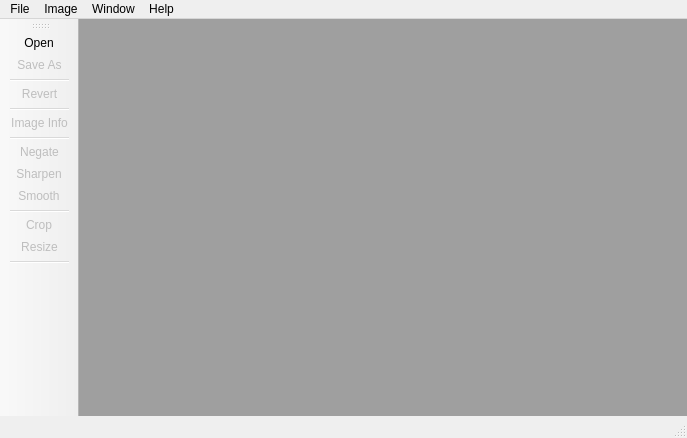
Qt form mainwindow.ui (zjucsxxd/Qt-Image-Viewer-1) before a commit.
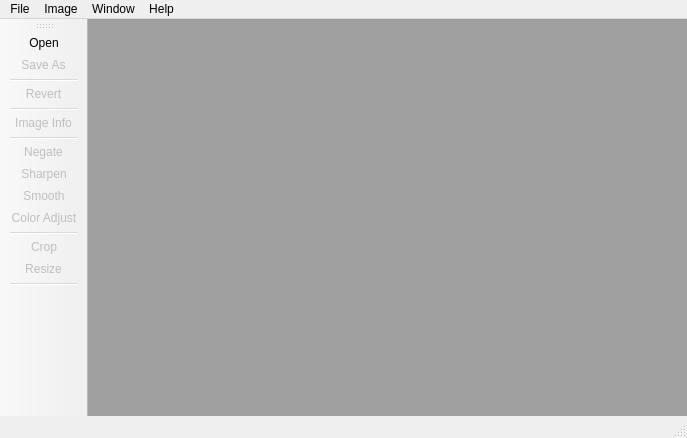
The same form after that commit.

Commit message: Add a zoom combo box and improve the slider thingy

The edit to the form file:
```diff
--- a/mainwindow.ui
+++ b/mainwindow.ui
@@ -103,6 +103,7 @@
    <addaction name="actionInvert"/>
    <addaction name="actionSharpen"/>
    <addaction name="actionSmooth"/>
+   <addaction name="actionColor_Adjust"/>
    <addaction name="separator"/>
    <addaction name="actionCrop"/>
    <addaction name="actionResize"/>
```
Left out of the diff: 18 changed lines with no effect on the pictures. The commit also changes 7 other files.
